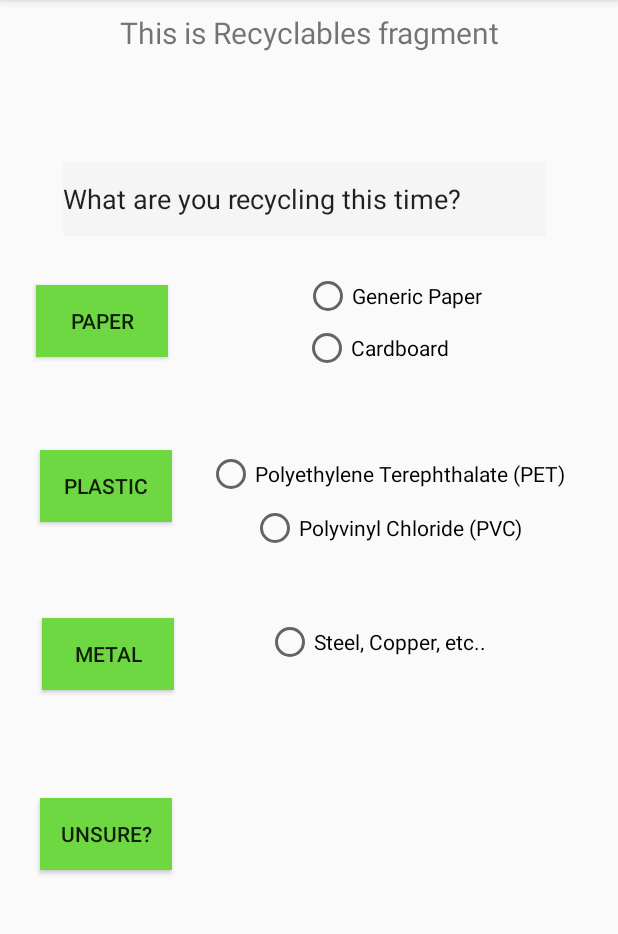
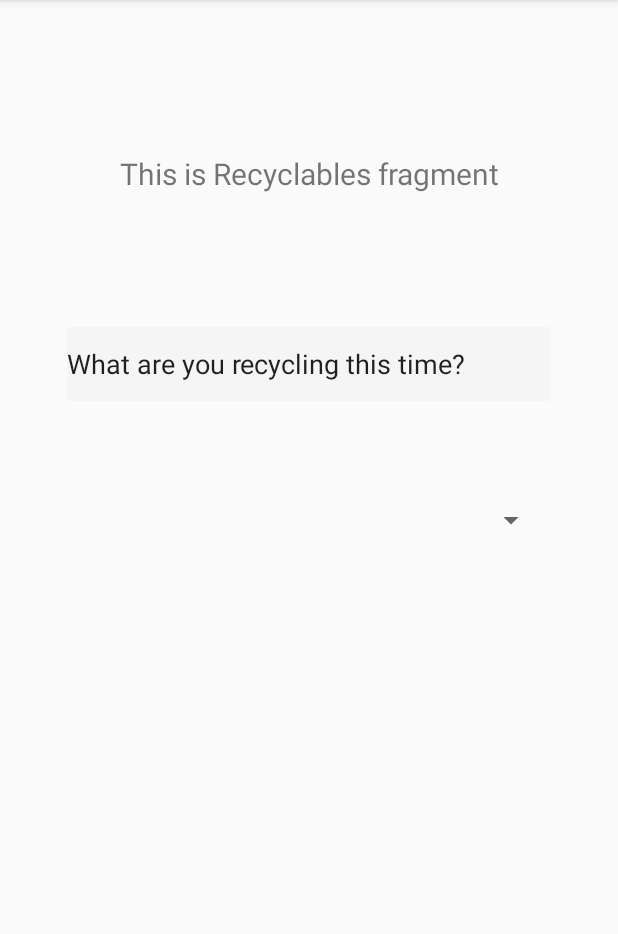
Before and after one commit to JeremyElliott1/Carbon-Tracker-Android-App, an Android app: the fragment recyclablesFragment shown on its own in the app's theme, on a phone screen of 412 x 824 dp, the part 84-1018 px from its top. Run offline under Robolectric (Android 15) with nearby library versions, the light colour scheme and no system bars.

Commit message:
Gideon changes 4/3/2020

```diff
--- a/app/build.gradle
+++ b/app/build.gradle
@@ -38,4 +38,5 @@ dependencies {
     //Recycler View dependency
     implementation 'com.android.support:recyclerview-v7:28.0.0'
     implementation "androidx.cardview:cardview:1.0.0"
+    implementation 'com.android.support:support-v4:28.0.0'
 }
--- a/app/src/main/AndroidManifest.xml
+++ b/app/src/main/AndroidManifest.xml
@@ -31,6 +31,7 @@
         <activity
             android:name=".SlideBox"
             android:theme="@style/AppTheme.NoActionBar" />
+        <activity android:name=".ui.recyclables.RecyclablesActivity" />
     </application>
 
 </manifest>
--- /dev/null
+++ b/app/src/main/java/com/example/slidebox/ui/recyclables/RecyclablesActivity.java
@@ -0,0 +1,66 @@
+package com.example.slidebox.ui.recyclables;
+
+import android.os.Bundle;
+import android.view.View;
+import android.widget.AdapterView;
+import android.widget.ArrayAdapter;
+import android.widget.Spinner;
+import android.widget.Toast;
+
+import androidx.annotation.Nullable;
+import androidx.appcompat.app.AppCompatActivity;
+
+import com.example.slidebox.MainActivity;
+import com.example.slidebox.R;
+
+
+public class RecyclablesActivity extends AppCompatActivity{ //implements AdapterView.OnItemSelectedListener{
+
+   @Override
+    protected void onCreate(Bundle savedInstanceState) {
+        super.onCreate(savedInstanceState);
+        setContentView(R.layout.recyclables_activity);
+
+        Spinner mySpinner = (Spinner) findViewById(R.id.spinner2);
+
+        ArrayAdapter<String> myAdapter = new ArrayAdapter<String>(RecyclablesActivity.this,
+                android.R.layout.simple_list_item_1, getResources().getStringArray(R.array.Recyclable_Items));
+        myAdapter.setDropDownViewResource(android.R.layout.simple_spinner_dropdown_item);
+        mySpinner.setAdapter(myAdapter);
+//       Spinner mySpinner = findViewById(R.id.spinner1);
+//        ArrayAdapter<CharSequence> recyclablesAdapter2 = ArrayAdapter.createFromResource(this, R.array.Recyclable_Items, android.R.layout.simple_spinner_item);
+//       recyclablesAdapter2.setDropDownViewResource(android.R.layout.simple_spinner_dropdown_item);
+//       mySpinner.setAdapter(recyclablesAdapter2);
+//       mySpinner.setOnItemSelectedListener(this);
+
+/*
+       ArrayAdapter<String> recyclablesAdapter = new ArrayAdapter<String>(this, android.R.layout.simple_list_item_1, getResources().getStringArray(R.array.Recyclable_Items));
+        recyclablesAdapter.setDropDownViewResource(android.R.layout.simple_spinner_dropdown_item);
+        mySpinner.setAdapter(recyclablesAdapter);
+        mySpinner.setOnItemSelectedListener(this);*/
+
+
+    }
+
+//    @Override
+//    public void onItemSelected(AdapterView<?> adapterView, View view, int i, long l) {
+//        String text = adapterView.getItemAtPosition(position).toString();
+//        Toast.makeText(adapterView.getContext(),text, Toast.LENGTH_SHORT).show();
+//    }
+//
+//    @Override
+//    public void onNothingSelected(AdapterView<?> adapterView) {
+//
+//    }
+
+//    @Override
+//    public void onItemSelected(AdapterView<?> parent, View view, int i, long l) {
+//    String text = parent.getItemAtPosition(position).toString();
+//        Toast.makeText(parent.getContext(),text, Toast.LENGTH_SHORT).show();
+//    }
+//
+//    @Override
+//    public void onNothingSelected(AdapterView<?> parent) {
+//
+//    }
+}
--- a/app/src/main/java/com/example/slidebox/ui/recyclables/recyclablesFragment.java
+++ b/app/src/main/java/com/example/slidebox/ui/recyclables/recyclablesFragment.java
@@ -1,13 +1,16 @@
+
 package com.example.slidebox.ui.recyclables;
 
 import android.os.Bundle;
 import android.view.LayoutInflater;
 import android.view.View;
 import android.view.ViewGroup;
+import android.widget.ArrayAdapter;
+import android.widget.Spinner;
 import android.widget.TextView;
 
+import androidx.annotation.NonNull;
 import androidx.annotation.Nullable;
-import androidx.annotation.NonNull;
 import androidx.fragment.app.Fragment;
 import androidx.lifecycle.Observer;
 import androidx.lifecycle.ViewModelProviders;
@@ -17,12 +20,17 @@ import com.example.slidebox.R;
 public class recyclablesFragment extends Fragment {
 
     private recyclablesViewModel recyclablesViewModel;
+    private Spinner mySpinner;
 
-    public View onCreateView(@NonNull LayoutInflater inflater,
+    @Override
+   public View onCreateView(@NonNull LayoutInflater inflater,
                              ViewGroup container, Bundle savedInstanceState) {
-        recyclablesViewModel =
-                ViewModelProviders.of(this).get(recyclablesViewModel.class);
-        View root = inflater.inflate(R.layout.fragment_recyclables, container, false);
+      recyclablesViewModel = ViewModelProviders.of(this).get(recyclablesViewModel.class);
+
+
+       final View root = inflater.inflate(R.layout.fragment_recyclables, container, false);
+
+
         final TextView textView = root.findViewById(R.id.text_recyclables);
         recyclablesViewModel.getText().observe(this, new Observer<String>() {
             @Override
@@ -30,6 +38,9 @@ public class recyclablesFragment extends Fragment {
                 textView.setText(s);
             }
         });
-        return root;
-    }
+
+
+       return root;
+   }
+
 }
--- a/app/src/main/res/layout/activity_main.xml
+++ b/app/src/main/res/layout/activity_main.xml
@@ -7,4 +7,7 @@
     android:layout_height="match_parent"
     tools:context=".ui.MainActivity">
 
+
+
+
 </androidx.constraintlayout.widget.ConstraintLayout>
--- a/app/src/main/res/layout/fragment_recyclables.xml
+++ b/app/src/main/res/layout/fragment_recyclables.xml
@@ -13,135 +13,43 @@
         android:layout_marginStart="8dp"
         android:layout_marginTop="8dp"
         android:layout_marginEnd="8dp"
+        android:gravity="center_horizontal"
         android:textAlignment="center"
         android:textSize="20sp"
+        app:layout_constraintBottom_toTopOf="@+id/editText"
         app:layout_constraintEnd_toEndOf="parent"
+        app:layout_constraintHorizontal_bias="0.0"
         app:layout_constraintStart_toStartOf="parent"
-        app:layout_constraintTop_toTopOf="parent" />
+        app:layout_constraintTop_toTopOf="parent"
+        app:layout_constraintVertical_bias="0.513" />
 
     <EditText
         android:id="@+id/editText"
         android:layout_width="322dp"
         android:layout_height="49dp"
-        android:layout_marginTop="108dp"
         android:background="#F5F5F5"
         android:ems="10"
+        android:importantForAutofill="no"
         android:inputType="textPersonName"
-        android:text="What are you recycling this time?"
+        android:text="@string/what_are_you_recycling_this_time"
+        app:layout_constraintBottom_toBottomOf="parent"
         app:layout_constraintEnd_toEndOf="parent"
-        app:layout_constraintHorizontal_bias="0.465"
-        app:layout_constraintStart_toStartOf="parent"
-        app:layout_constraintTop_toTopOf="parent" />
-
-    <Button
-        android:id="@+id/button"
-        android:layout_width="wrap_content"
-        android:layout_height="wrap_content"
-        android:layout_marginStart="26dp"
-        android:layout_marginLeft="26dp"
-        android:layout_marginTop="300dp"
-        android:layout_marginEnd="297dp"
-        android:layout_marginRight="297dp"
-        android:background="#6ED842"
-        android:text="Plastic"
-        app:layout_constraintEnd_toEndOf="parent"
-        app:layout_constraintHorizontal_bias="1.0"
-        app:layout_constraintStart_toStartOf="parent"
-        app:layout_constraintTop_toTopOf="parent" />
-
-    <Button
-        android:id="@+id/button2"
-        android:layout_width="wrap_content"
-        android:layout_height="wrap_content"
-        android:layout_marginStart="24dp"
-        android:layout_marginLeft="24dp"
-        android:layout_marginTop="190dp"
-        android:layout_marginBottom="491dp"
-        android:background="#6ED842"
-        android:text="Paper"
-        app:layout_constraintBottom_toBottomOf="parent"
+        app:layout_constraintHorizontal_bias="0.494"
         app:layout_constraintStart_toStartOf="parent"
         app:layout_constraintTop_toTopOf="parent"
-        app:layout_constraintVertical_bias="0.0" />
+        app:layout_constraintVertical_bias="0.303" />
 
-    <Button
-        android:id="@+id/button3"
-        android:layout_width="wrap_content"
-        android:layout_height="wrap_content"
-        android:layout_marginTop="412dp"
-        android:layout_marginEnd="296dp"
-        android:layout_marginRight="296dp"
-        android:background="#6ED842"
-        android:text="metal"
-        app:layout_constraintEnd_toEndOf="parent"
-        app:layout_constraintTop_toTopOf="parent" />
-
-    <Button
-        android:id="@+id/button_Tos"
-        android:layout_width="wrap_content"
-        android:layout_height="wrap_content"
-        android:layout_marginTop="532dp"
-        android:layout_marginEnd="297dp"
-        android:layout_marginRight="297dp"
-        android:background="#6ED842"
-        android:text="Unsure?"
-        app:layout_constraintEnd_toEndOf="parent"
-        app:layout_constraintTop_toTopOf="parent" />
-
-    <RadioButton
-        android:id="@+id/radioButton"
-        android:layout_width="wrap_content"
-        android:layout_height="wrap_content"
-        android:layout_marginEnd="32dp"
-        android:layout_marginRight="32dp"
-        android:text="Polyethylene Terephthalate (PET) "
-        app:layout_constraintEnd_toEndOf="parent"
-        app:layout_constraintTop_toTopOf="@+id/button" />
-
-    <RadioButton
-        android:id="@+id/radioButton2"
-        android:layout_width="wrap_content"
-        android:layout_height="wrap_content"
-        android:layout_marginTop="4dp"
-        android:layout_marginEnd="60dp"
-        android:layout_marginRight="60dp"
-        android:text="Polyvinyl Chloride (PVC) "
-        app:layout_constraintEnd_toEndOf="parent"
-        app:layout_constraintTop_toBottomOf="@+id/radioButton" />
-
-    <RadioButton
-        android:id="@+id/radioButton3"
-        android:layout_width="wrap_content"
-        android:layout_height="wrap_content"
-        android:layout_marginTop="181dp"
-        android:text="Generic Paper"
-        app:layout_constraintEnd_toEndOf="parent"
-        app:layout_constraintStart_toEndOf="@+id/button2"
-        app:layout_constraintTop_toTopOf="parent" />
-
-    <RadioButton
-        android:id="@+id/radioButton4"
-        android:layout_width="wrap_content"
-        android:layout_height="wrap_content"
-        android:layout_marginBottom="52dp"
-        android:text="Cardboard"
-        app:layout_constraintBottom_toTopOf="@+id/radioButton"
-        app:layout_constraintEnd_toEndOf="parent"
-        app:layout_constraintHorizontal_bias="0.445"
-        app:layout_constraintStart_toEndOf="@+id/button2" />
-
-    <RadioButton
-        android:id="@+id/radioButton5"
-        android:layout_width="wrap_content"
-        android:layout_height="wrap_content"
-        android:layout_marginEnd="88dp"
-        android:layout_marginRight="88dp"
-        android:text="Steel, Copper, etc.."
+    <Spinner
+        android:id="@+id/spinner1"
+        style="@style/Widget.AppCompat.Spinner.DropDown"
+        android:layout_width="317dp"
+        android:layout_height="46dp"
+        android:visibility="visible"
         app:layout_constraintBottom_toBottomOf="parent"
         app:layout_constraintEnd_toEndOf="parent"
-        app:layout_constraintTop_toTopOf="@+id/button3"
-        app:layout_constraintVertical_bias="0.0" />-2dp"
-    tools:layout_editor_absoluteY="480dp" />172dp"
-    tools:layout_editor_absoluteY="421dp" />
+        app:layout_constraintStart_toStartOf="parent"
+        app:layout_constraintTop_toBottomOf="@+id/editText"
+        app:layout_constraintVertical_bias="0.125" />
+
 
 </androidx.constraintlayout.widget.ConstraintLayout>
--- /dev/null
+++ b/app/src/main/res/layout/recyclables_activity.xml
@@ -0,0 +1,26 @@
+<?xml version="1.0" encoding="utf-8"?>
+<RelativeLayout xmlns:android="http://schemas.android.com/apk/res/android"
+    xmlns:app="http://schemas.android.com/apk/res-auto"
+    xmlns:tools="http://schemas.android.com/tools"
+    android:layout_width="match_parent"
+    android:layout_height="match_parent"
+    android:paddingBottom="16dp"
+    android:paddingLeft="16dp"
+    android:paddingRight="16dp"
+    android:paddingTop="16dp"
+    tools:context="com.example.slidebox.ui.recyclables.RecyclablesActivity">
+
+    <Spinner
+        android:id="@+id/spinner2"
+        android:layout_width="wrap_content"
+        android:layout_height="wrap_content"
+        android:layout_alignParentTop="true"
+        android:layout_marginTop="264dp"
+        tools:ignore="MissingConstraints"
+    app:layout_constraintBottom_toBottomOf="parent"
+    app:layout_constraintEnd_toEndOf="parent"
+    app:layout_constraintStart_toStartOf="parent"
+    app:layout_constraintTop_toTopOf="parent" />
+
+
+</RelativeLayout>
--- a/app/src/main/res/values/strings.xml
+++ b/app/src/main/res/values/strings.xml
@@ -81,7 +81,16 @@
     </string-array>
 
 
-    //------------------------------------------------------------------------------------------
+
+    <string-array name="Recyclable_Items">
+        <item>Paper</item>
+        <item>Metal</item>
+        <item>Plastic</item>
+        <item>Glass</item>
+    </string-array>
+
+
+
 
     <!-- TODO: Remove or change this placeholder text -->
     <string name="hello_blank_fragment">Hello blank fragment</string>
@@ -91,5 +100,6 @@
     <string name="muffin">Muffin \n10 points</string>
     <string name="tshirt">Company t-shirt \n100 points</string>
     <string name="travelMug">Travel mug \n100 points</string>
+    <string name="what_are_you_recycling_this_time">What are you recycling this time?</string>
 
 </resources>
```
Also changed, not shown: 2 other files.
